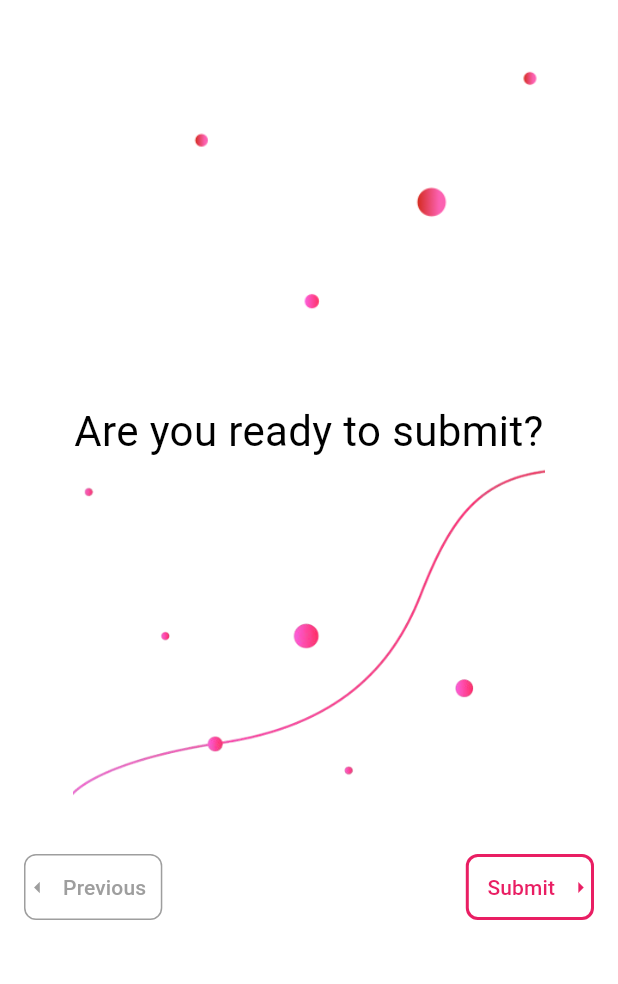
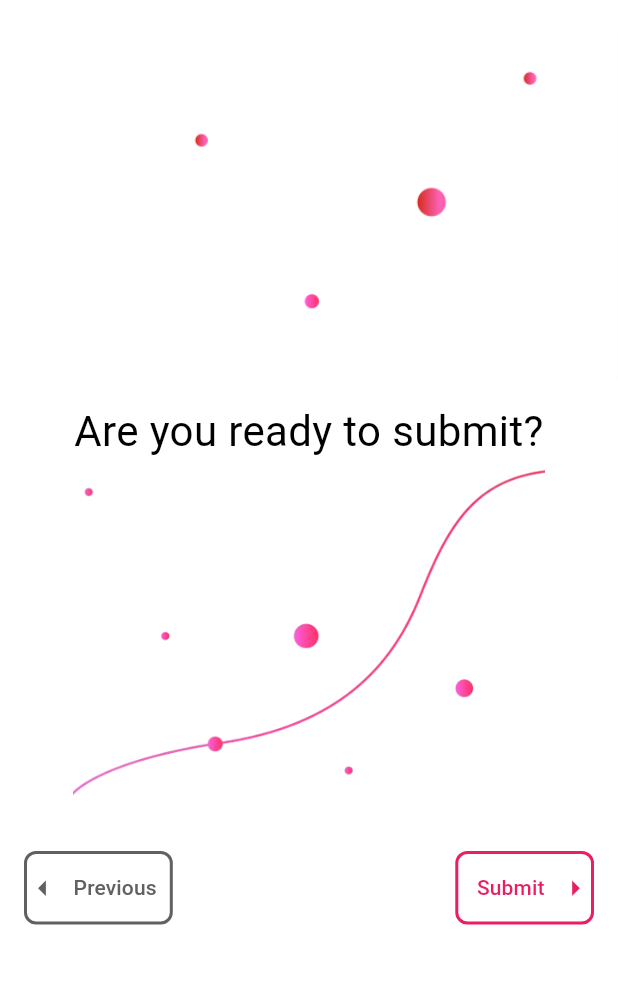
Before and after one commit to anusii/msfatigue, a Flutter app: the SubmitConfirmation screen opened directly, on a phone screen of 412 x 824 dp, the part 109-1093 px from its top. Run offline on Flutter 3.47's test engine with Material 3 defaults, Android fonts, the phone set to English and light mode, and no system bars; our stand-ins replace equatable, flutter_bloc, flutter_markdown, gap, universal_io; missing offline and left inert: rdflib, solidpod, window_manager.

Commit message:
front end fix

```diff
--- a/lib/questionnaire/consent.dart
+++ b/lib/questionnaire/consent.dart
@@ -60,11 +60,6 @@ class _ConsentScreenState extends State<ConsentScreen> {
                   const SizedBox(height: 8),
                   const Text(
                     'I have read the Participant Information Sheet and hereby provide my consent to participate in this study.',
-                    style: TextStyle(fontSize: 16),
-                  ),
-                  const SizedBox(height: 8),
-                  const Text(
-                    'I understand the following questions in this survey are copyright.',
                     style: TextStyle(fontSize: 16),
                   ),
                   const SizedBox(height: 16),
@@ -143,6 +138,7 @@ class _ConsentScreenState extends State<ConsentScreen> {
                           'Continue to the survey ►',
                           style: TextStyle(
                             fontSize: 16,
+                            fontWeight: FontWeight.w600,
                             color: _consentGiven == true
                                 ? Colors.black
                                 : Colors.grey,
--- a/lib/questionnaire/submit_confirmation.dart
+++ b/lib/questionnaire/submit_confirmation.dart
@@ -65,15 +65,21 @@ class SubmitConfirmation extends StatelessWidget {
                     onPressed: () {
                       Navigator.pop(context); // Go to previous question
                     },
-                    icon: const Icon(Icons.arrow_left, color: Colors.grey),
-                    label: const Text(
+                    icon: Icon(
+                      Icons.arrow_left,
+                      color: Colors.grey.shade700,
+                      size: 25,
+                    ),
+                    label: Text(
                       "Previous   ",
-                      style: TextStyle(color: Colors.grey),
+                      style: TextStyle(
+                        color: Colors.grey.shade700,
+                      ),
                     ),
                     style: OutlinedButton.styleFrom(
                       padding: const EdgeInsets.symmetric(
                           horizontal: 0, vertical: 12),
-                      side: const BorderSide(color: Colors.grey),
+                      side: BorderSide(color: Colors.grey.shade700, width: 2),
                       shape: RoundedRectangleBorder(
                         borderRadius: BorderRadius.circular(8),
                       ),
@@ -112,7 +118,11 @@ class SubmitConfirmation extends StatelessWidget {
                       "    Submit",
                       style: TextStyle(color: Colors.pink),
                     ),
-                    label: const Icon(Icons.arrow_right, color: Colors.pink),
+                    label: const Icon(
+                      Icons.arrow_right,
+                      color: Colors.pink,
+                      size: 25,
+                    ),
                     style: OutlinedButton.styleFrom(
                       side: const BorderSide(
                         width: 2,
```
Also changed, not shown: lib/questionnaire/question.dart (+21 -13 lines), lib/questionnaire/suvey_completed.dart (+1 -12 lines).
